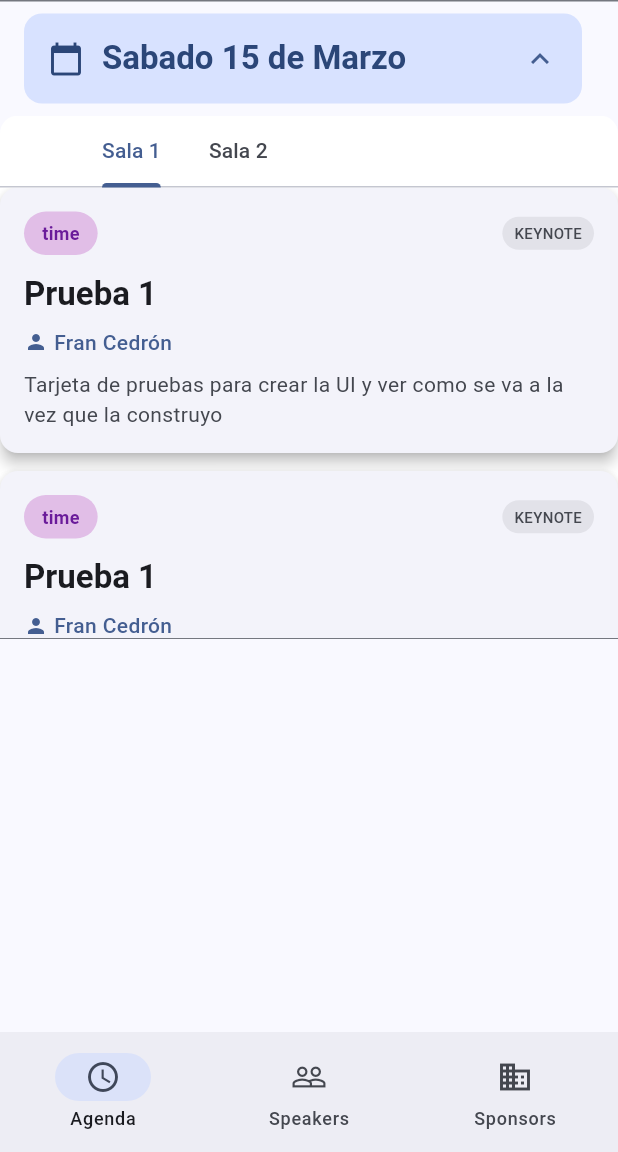
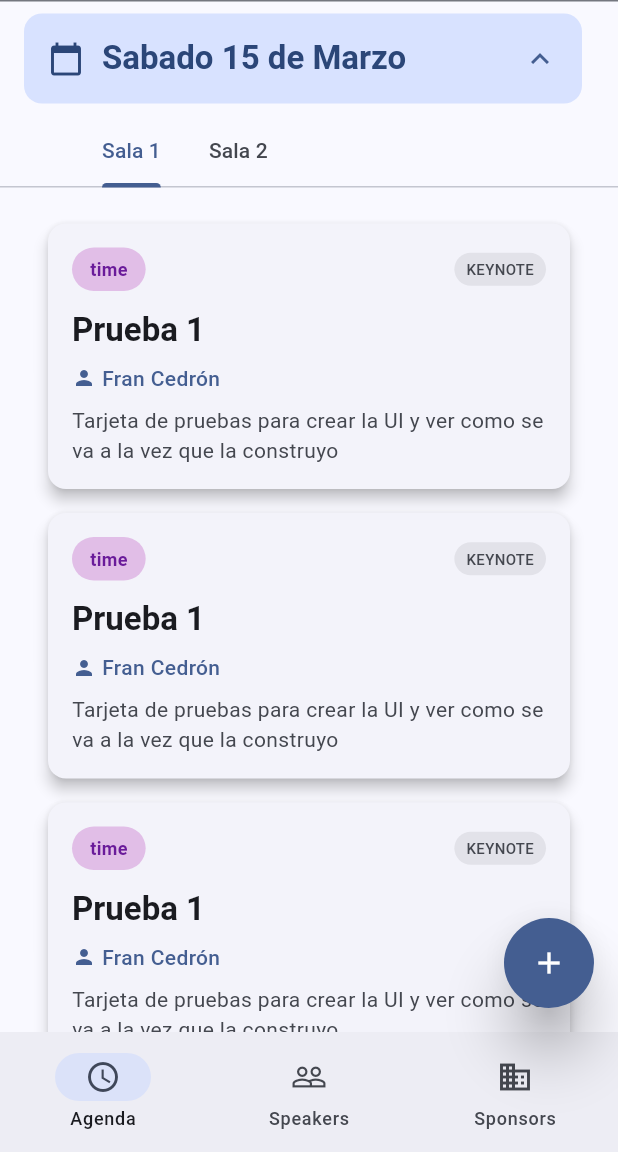
Before and after one commit to vicajilau/event_flutter_template, a Flutter app: the EventContainerScreen screen opened directly with empty values, after a tap on "Sabado 15 de Marzo", on a phone screen of 412 x 824 dp, the part 84-1236 px from its top. Run offline on Flutter 3.47's test engine with Material 3 defaults, Android fonts, the phone set to English and light mode, and no system bars; our stand-ins replace flutter_svg; project files that could hold a hidden picture were left out.

Commit message:
To refactor and make the card editable. Corrected view layers with scrolling, etc.

```diff
--- a/lib/ui/screens/agenda_screen.dart
+++ b/lib/ui/screens/agenda_screen.dart
@@ -6,26 +6,37 @@ import '../../l10n/app_localizations.dart';
 /// Screen that displays the event agenda with sessions organized by days and tracks
 /// Supports multiple days and tracks with color-coded sessions
 class AgendaScreen extends StatefulWidget {
-  List<String> events;
+  final List<String> events;
 
-  AgendaScreen({super.key, required this.events});
+  const AgendaScreen({super.key, required this.events});
 
   @override
   State<AgendaScreen> createState() => _AgendaScreenState();
 }
 
 class _AgendaScreenState extends State<AgendaScreen> {
-  bool expanded = false;
+  List<bool> expandedStates = [];
+
+  @override
+  void initState() {
+    // TODO: implement initState
+    super.initState();
+    expandedStates = List.generate(widget.events.length, (index) => false);
+  }
 
   @override
   Widget build(BuildContext context) {
-    return ListView(
-      children: [
-        ExpansionTile(
+    return ListView.builder(
+      shrinkWrap: true,
+      itemCount: widget.events.length,
+      itemBuilder: (context, index) {
+        bool isExpanded = expandedStates[index];
+        return ExpansionTile(
+          initiallyExpanded: expandedStates[index],
           showTrailingIcon: false,
           onExpansionChanged: (value) {
             setState(() {
-              expanded = value;
+              expandedStates[index] = value;
             });
           },
           title: Container(
@@ -52,20 +63,23 @@ class _AgendaScreenState extends State<AgendaScreen> {
                   ),
                 ),
                 AnimatedRotation(
-                  turns: expanded ? 0.5 : 0.0,
+                  turns: isExpanded ? 0.5 : 0.0,
                   duration: Duration(milliseconds: 200),
                   child: Icon(Icons.expand_more),
                 ),
               ],
             ),
           ),
-          children: <Widget>[
-            Container(
-              decoration: BoxDecoration(
-                color: Colors.white,
-                borderRadius: BorderRadius.circular(12),
-              ),
-              child: DefaultTabController(
+          children: <Widget>[_buildTab()],
+        );
+      },
+    );
+  }
+
+  Widget _buildTab() {
+    int index = 0;
+    return DefaultTabController(
+      initialIndex: index,
       length: 2,
       child: Column(
         children: [
@@ -76,14 +90,68 @@ class _AgendaScreenState extends State<AgendaScreen> {
               Tab(text: 'Sala 2'),
             ],
           ),
-                    SizedBox(
-                      height: 300,
-                      child: TabBarView(
-                        children: [
-                          ListView(
-                            shrinkWrap: true,
-                            children: [
-                              _buildSessionCard(
+          CustomTabBarView(tabsView: ['Sala 1', 'Sala 2']),
+        ],
+      ),
+    );
+  }
+}
+
+class CustomTabBarView extends StatefulWidget {
+  final List<String> tabsView;
+
+  const CustomTabBarView({super.key, required this.tabsView});
+
+  @override
+  State<CustomTabBarView> createState() => _CustomTabBarViewState();
+}
+
+class _CustomTabBarViewState extends State<CustomTabBarView> {
+  List<SessionCards> sessionCards = [];
+  int currentIndex = 0;
+
+  @override
+  void initState() {
+    super.initState();
+    sessionCards = List.generate(widget.tabsView.length, (index) {
+      // TODO: ahora es simulado para verlo bien y probar, pero hay que hacerlo bien con los modelos correspondientes
+      if (index == 0) {
+        return SessionCards(cardsData: ['a', 'a', 'a', 'a']);
+      } else {
+        return SessionCards(cardsData: ['a', 'a']);
+      }
+    });
+  }
+
+  @override
+  void didChangeDependencies() {
+    super.didChangeDependencies();
+    final tabBarController = DefaultTabController.of(context);
+    tabBarController.addListener(() {
+      setState(() {
+        currentIndex = tabBarController.index ?? 0;
+      });
+    });
+  }
+
+  @override
+  Widget build(BuildContext context) {
+    return sessionCards[currentIndex];
+  }
+}
+
+class SessionCards extends StatelessWidget {
+  final List<String> cardsData;
+
+  const SessionCards({super.key, required this.cardsData});
+
+  @override
+  Widget build(BuildContext context) {
+    return Padding(
+      padding: const EdgeInsets.all(16),
+      child: Column(
+        children: List.generate(cardsData.length, (index) {
+          return _buildSessionCard(
             context,
             Session(
               title: "Prueba 1",
@@ -93,48 +161,14 @@ class _AgendaScreenState extends State<AgendaScreen> {
                   "Tarjeta de pruebas para crear la UI y ver como se va a la vez que la construyo",
               type: 'keynote',
             ),
+          );
+        }),
       ),
-                              _buildSessionCard(
-                                context,
-                                Session(
-                                  title: "Prueba 1",
-                                  time: "time",
-                                  speaker: "Fran Cedrón",
-                                  description:
-                                      "Tarjeta de pruebas para crear la UI y ver como se va a la vez que la construyo",
-                                  type: 'keynote',
-                                ),
-                              ),
-                              _buildSessionCard(
-                                context,
-                                Session(
-                                  title: "Prueba 1",
-                                  time: "time",
-                                  speaker: "Fran Cedrón",
-                                  description:
-                                      "Tarjeta de pruebas para crear la UI y ver como se va a la vez que la construyo",
-                                  type: 'keynote',
-                                ),
-                              ),
-                            ],
-                          ),
-                          Text('Hola, soy la sala 2'),
-                        ],
-                      ),
-                    ),
-                  ],
-                ),
-              ),
-            ),
-          ],
-        ),
-      ],
     );
   }
 
   Widget _buildSessionCard(BuildContext context, Session session) {
     return Card(
-      margin: const EdgeInsets.only(bottom: 12),
       child: Padding(
         padding: const EdgeInsets.all(16),
         child: Column(
--- a/lib/ui/screens/event_container_screen.dart
+++ b/lib/ui/screens/event_container_screen.dart
@@ -41,7 +41,8 @@ class _EventContainerScreenState extends State<EventContainerScreen> {
   void initState() {
     super.initState();
     _screens = [
-      AgendaScreen(events: []),
+      // TODO: pasarle el objeto correcto
+      AgendaScreen(events: ['Hola', 'que', 'tal']),
       SpeakersScreen(dataLoader: widget.dataLoader),
       SponsorsScreen(dataLoader: widget.dataLoader),
     ];
@@ -76,6 +77,19 @@ class _EventContainerScreenState extends State<EventContainerScreen> {
           ),
         ],
       ),
+      floatingActionButton: SizedBox(
+        width: 60,
+        height: 60,
+        child: FloatingActionButton(
+          onPressed: () {
+            // TODO: hacer acciones del botón en función de la vista mostrada actual
+          },
+          elevation: 16,
+          backgroundColor: Theme.of(context).colorScheme.primary,
+          shape: CircleBorder(),
+          child: Icon(Icons.add, color: Colors.white),
+        ),
+      ),
     );
   }
 
```
Lines whose indentation alone changed are shown as unchanged.
